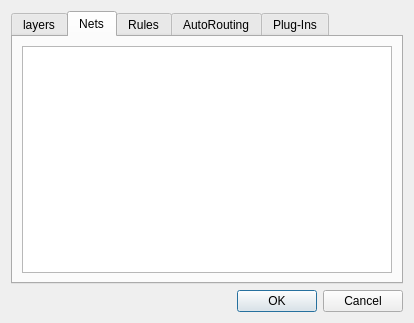
udif/qautorouter-svn, file forms/preferences.ui: the form before one commit.
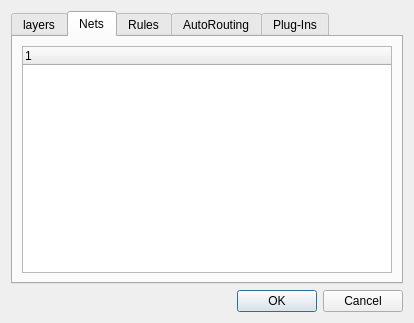
The form after the commit. The open tabs and pages were chosen to show the change.

Commit message: Begin implementing nets preferences UI

What changed in the file:
```diff
--- a/forms/preferences.ui
+++ b/forms/preferences.ui
@@ -49,7 +49,13 @@
       </attribute>
       <layout class="QGridLayout" name="gridLayout_3">
        <item row="0" column="0">
-        <widget class="QListWidget" name="netsList"/>
+        <widget class="QTreeWidget" name="netsTree">
+         <column>
+          <property name="text">
+           <string notr="true">1</string>
+          </property>
+         </column>
+        </widget>
        </item>
       </layout>
      </widget>
```
The commit also changes 1 other file.
